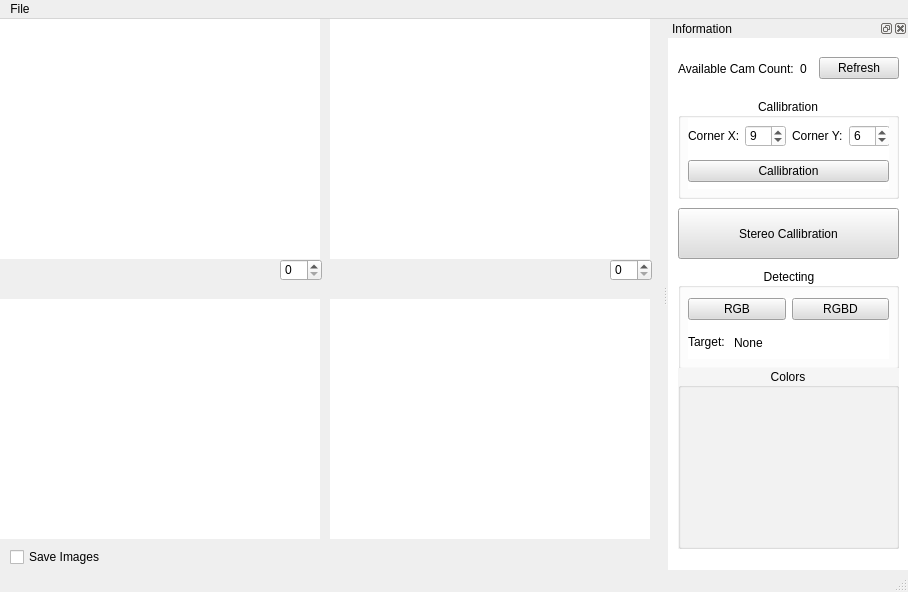
Old version of the form PDStereo/QtApp/ui/QtMain.ui in the repository PastelDew/PDStereo.
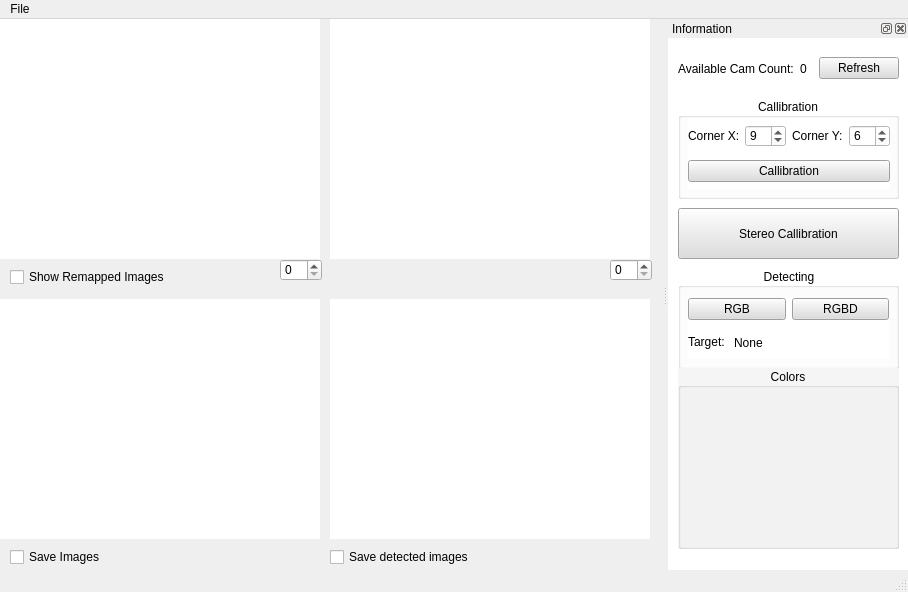
New version of the form.

```diff
--- a/PDStereo/QtApp/ui/QtMain.ui
+++ b/PDStereo/QtApp/ui/QtMain.ui
@@ -145,6 +145,32 @@
      <bool>false</bool>
     </property>
    </widget>
+   <widget class="QCheckBox" name="checkBox_show_remap">
+    <property name="geometry">
+     <rect>
+      <x>10</x>
+      <y>250</y>
+      <width>171</width>
+      <height>16</height>
+     </rect>
+    </property>
+    <property name="text">
+     <string>Show Remapped Images</string>
+    </property>
+   </widget>
+   <widget class="QCheckBox" name="checkBox_save_detected_image">
+    <property name="geometry">
+     <rect>
+      <x>330</x>
+      <y>530</y>
+      <width>171</width>
+      <height>16</height>
+     </rect>
+    </property>
+    <property name="text">
+     <string>Save detected images</string>
+    </property>
+   </widget>
   </widget>
   <widget class="QMenuBar" name="menubar">
    <property name="geometry">
@@ -219,7 +245,7 @@
        <rect>
         <x>10</x>
         <y>20</y>
-        <width>201</width>
+        <width>202</width>
         <height>71</height>
        </rect>
       </property>
```
